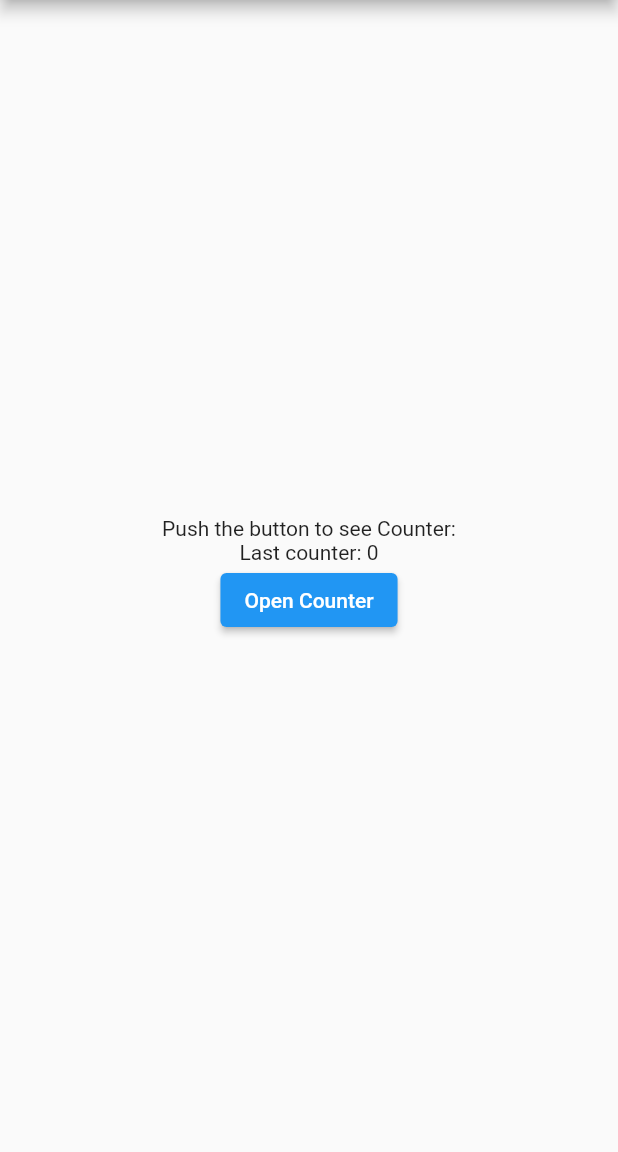
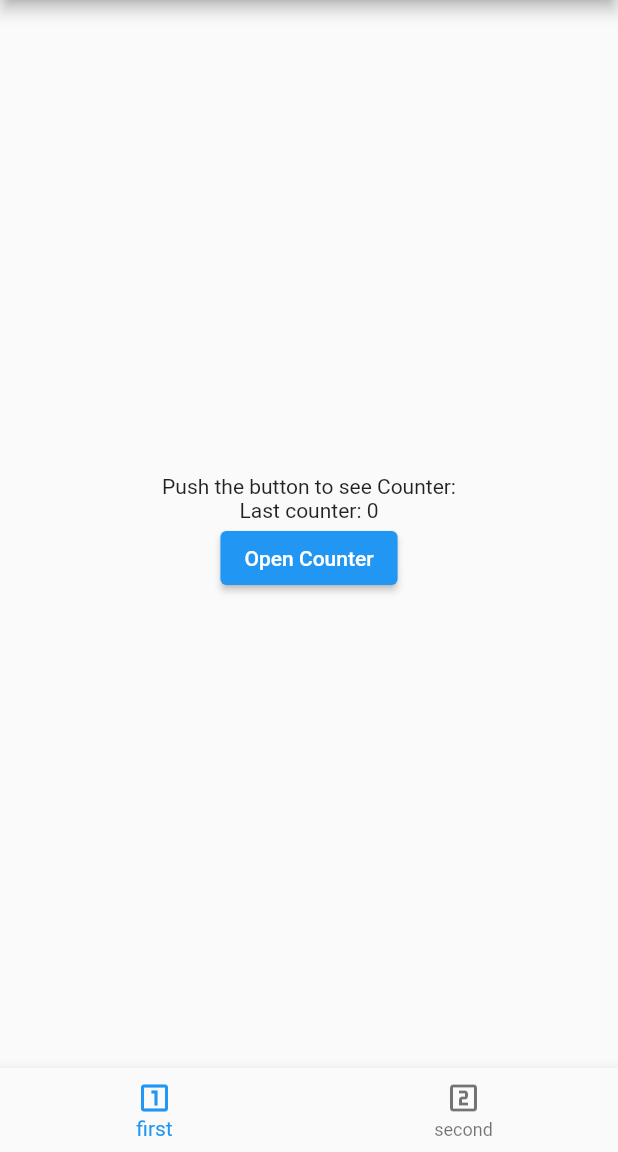
Before and after one commit to XUXAYM/navigator, a Flutter app: the screen it shows after launch, on a phone screen of 412 x 824 dp, the part 84-1236 px from its top. Run offline on Flutter 3.47's test engine with Material 2 defaults, Android fonts, the phone set to English and light mode, and no system bars.

Commit message:
add tab_bar

```diff
--- a/lib/main.dart
+++ b/lib/main.dart
@@ -30,23 +30,70 @@ class DemoApp extends StatelessWidget {
 }
 
 class HomePage extends StatefulWidget {
-  const HomePage({super.key, required this.title});
-
-  final String title;
+  const HomePage({super.key});
 
   @override
   State<HomePage> createState() => _HomePageState();
 }
 
 class _HomePageState extends State<HomePage> {
+  int _index = 0;
+
+  final _tabs = const <Widget>[
+    HomeContent(index: 0, key: ValueKey(0)),
+    HomeContent(index: 1, key: ValueKey(1)),
+  ];
+
+  @override
+  Widget build(BuildContext context) {
+    return Scaffold(
+      appBar: AppBar(
+        title: const Text(DemoApp.title),
+      ),
+      // body: _tabs[_index]
+      body: IndexedStack(
+        index: _index,
+        children: _tabs,
+      ),
+      bottomNavigationBar: BottomNavigationBar(
+        currentIndex: _index,
+        items: const [
+          BottomNavigationBarItem(
+            icon: Icon(Icons.looks_one_outlined),
+            label: 'first',
+          ),
+          BottomNavigationBarItem(
+            icon: Icon(Icons.looks_two_outlined),
+            label: 'second',
+          ),
+        ],
+        onTap: (index) {
+          if (_index != index) {
+            setState(() {
+              _index = index;
+            });
+          }
+        },
+      ),
+    );
+  }
+}
+
+class HomeContent extends StatefulWidget {
+  const HomeContent({super.key, required this.index});
+
+  final int index;
+
+  @override
+  State<HomeContent> createState() => _HomeContentState();
+}
+
+class _HomeContentState extends State<HomeContent> {
   int _lastCounter = 0;
 
   @override
   Widget build(BuildContext context) {
     return Scaffold(
-      appBar: AppBar(
-        title: Text(widget.title),
-      ),
       body: Center(
         child: Column(
           mainAxisAlignment: MainAxisAlignment.center,
@@ -160,6 +207,7 @@ class _CounterPageState extends State<CounterPage> {
   }
 
   void _onGoBack() {
-    NavigationManager.instance.pop(_counter);
+    Navigator.pop(context, _counter);
+    // Navigator.of(context).pop();
   }
 }
--- a/lib/routes.dart
+++ b/lib/routes.dart
@@ -27,9 +27,7 @@ abstract class RoutesBuilder {
     switch (settings.name) {
       case RouteNames.home:
         return MaterialPageRoute(
-          builder: (_) => const HomePage(
-            title: DemoApp.title,
-          ),
+          builder: (_) => const HomePage(),
           settings: settings,
         );
 
```
